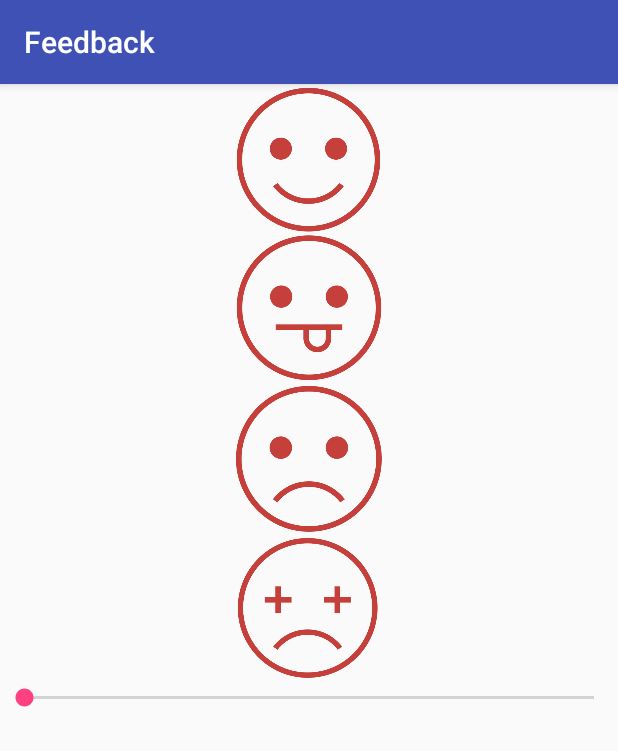
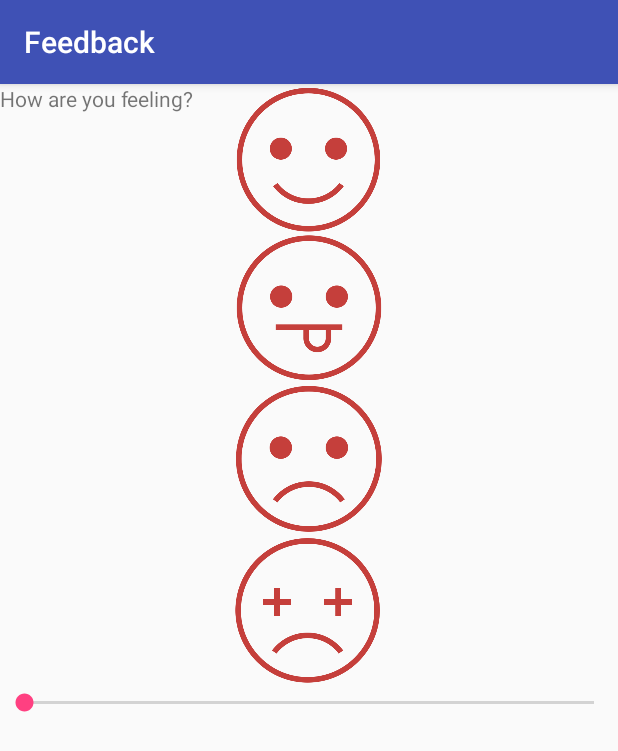
Before and after one commit to abeisun/Limit, an Android app: the FeedbackActivity screen opened directly, with no data from a screen before it, on a phone screen of 412 x 824 dp. Shown: the top 751 px of the screen. Run offline under Robolectric (Android 15) with nearby library versions, the phone set to English and light mode, and no system bars; libraries missing offline, so code that uses them is left out: com.github.clans.fab, javax.xml.bind.

Commit message:
text edits

```diff
--- a/app/src/main/java/com/limitwhack/limit/FeedbackActivity.java
+++ b/app/src/main/java/com/limitwhack/limit/FeedbackActivity.java
@@ -2,11 +2,19 @@ package com.limitwhack.limit;
 
 import android.support.v7.app.AppCompatActivity;
 import android.os.Bundle;
+import javax.xml.bind.annotation.*;
+
+import com.github.clans.fab.FloatingActionButton;
 
 public class FeedbackActivity extends AppCompatActivity {
 
+    FloatingActionButton happy;
+    FloatingActionButton meh;
+    FloatingActionButton sad;
+    FloatingActionButton ded;
     @Override
     protected void onCreate(Bundle savedInstanceState) {
+
         super.onCreate(savedInstanceState);
         setContentView(R.layout.activity_feedback);
         setTitle("Feedback");
--- a/app/src/main/res/layout/activity_feedback.xml
+++ b/app/src/main/res/layout/activity_feedback.xml
@@ -1,44 +1,52 @@
 <?xml version="1.0" encoding="utf-8"?>
-<android.support.constraint.ConstraintLayout
-    xmlns:android="http://schemas.android.com/apk/res/android"
+<android.support.constraint.ConstraintLayout xmlns:android="http://schemas.android.com/apk/res/android"
     xmlns:app="http://schemas.android.com/apk/res-auto"
     xmlns:tools="http://schemas.android.com/tools"
     android:layout_width="match_parent"
     android:layout_height="match_parent">
 
+    <TextView
+        android:id="@+id/textView"
+        android:layout_width="400dp"
+        android:layout_height="39dp"
+        android:text="@string/how_are_you_feeling"
+        tools:layout_editor_absoluteX="77dp"
+        tools:layout_editor_absoluteY="16dp" />
     <LinearLayout
         android:layout_width="match_parent"
         android:layout_height="wrap_content"
-        android:orientation="vertical">
+        android:orientation="vertical"
+        tools:layout_editor_absoluteX="66dp"
+        tools:layout_editor_absoluteY="74dp">
 
         <ImageView
             android:id="@+id/happy"
             android:layout_width="match_parent"
             android:layout_height="100dp"
             android:src="@drawable/feeling_good"
-            android:tint="#C53F3B"/>
+            android:tint="#C53F3B" />
 
         <ImageView
             android:id="@+id/meh"
             android:layout_width="match_parent"
             android:layout_height="100dp"
             android:src="@drawable/feeling_meh"
-            android:tint="#C53F3B"/>
+            android:tint="#C53F3B" />
 
         <ImageView
             android:id="@+id/sadness"
             android:layout_width="match_parent"
             android:layout_height="100dp"
             android:src="@drawable/feeling_sad"
-            android:tint="#C53F3B"/>
+            android:tint="#C53F3B" />
+
 
         <ImageView
             android:id="@+id/hungover"
             android:layout_width="match_parent"
-            android:layout_height="100dp"
+            android:layout_height="103dp"
             android:src="@drawable/hungover"
-            android:tint="#C53F3B"/>
-
+            android:tint="#C53F3B" />
 
         <SeekBar
             android:id="@+id/seekBar1"
--- a/app/src/main/res/values/strings.xml
+++ b/app/src/main/res/values/strings.xml
@@ -1,6 +1,7 @@
 <?xml version="1.0" encoding="utf-8"?>
 <resources>
     <string name="app_name">Limit</string>
+    <string name="how_are_you_feeling">How are you feeling?</string>
     <string-array name="gender_array">
         <item>Female</item>
         <item>Male</item>
```
